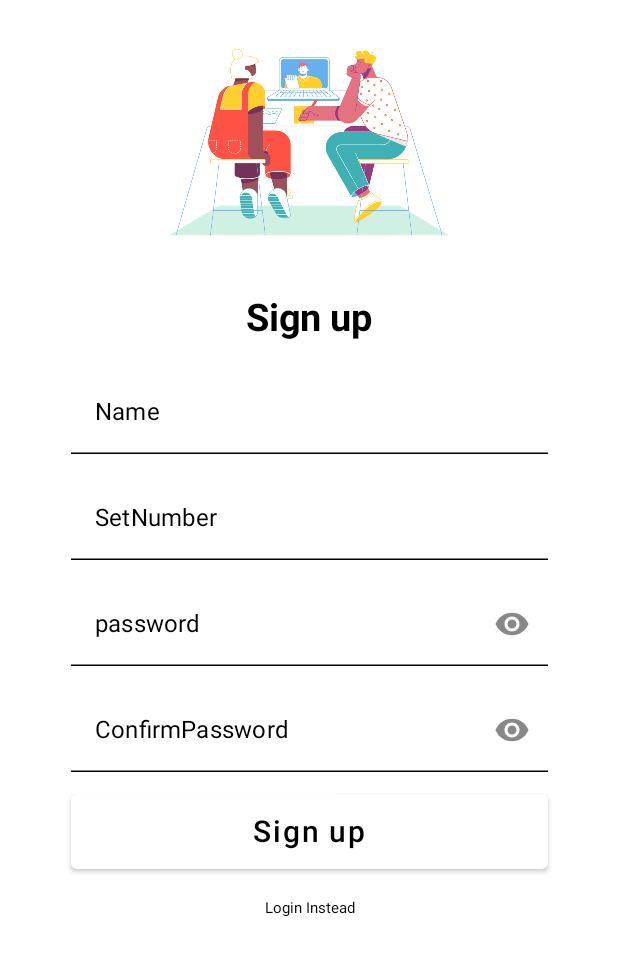
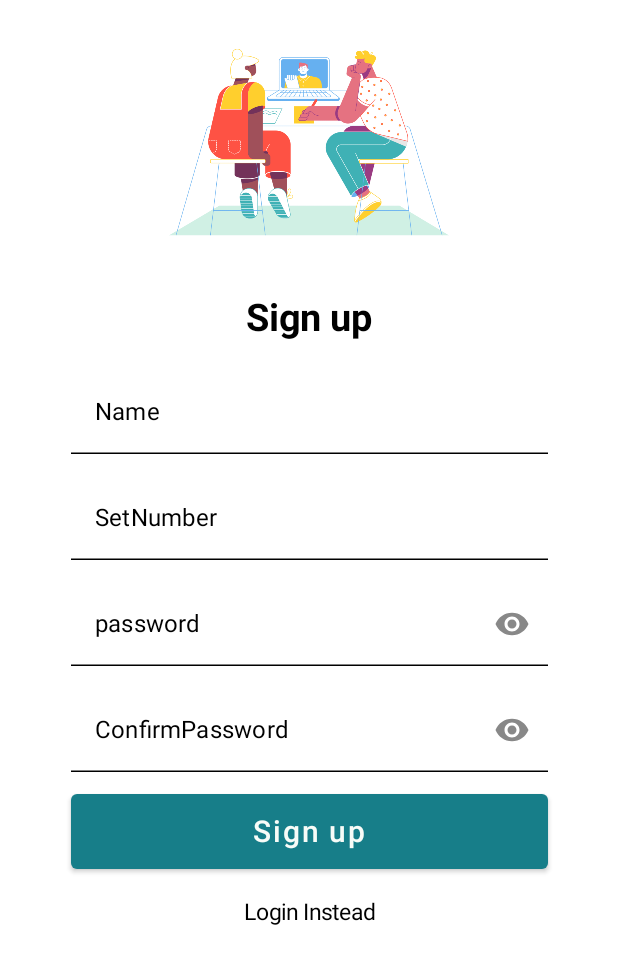
Before and after one commit to ibrahiminmahmoud/MyCollege, an Android app built with Jetpack Compose: the Register screen opened through its navigation route, on a phone screen of 412 x 824 dp. Shown: the top 964 px of the screen. Run offline under Robolectric (Android 15) with nearby library versions, the phone set to English and light mode, and no system bars.

Commit message:
the new change in login and register

```diff
--- a/app/src/main/java/com/example/mycollege/MainActivity.kt
+++ b/app/src/main/java/com/example/mycollege/MainActivity.kt
@@ -30,7 +30,7 @@ class MainActivity : ComponentActivity() {
 @Composable
 fun  NavigatePage() {
     val navController = rememberNavController()
-    NavHost(navController, startDestination = NavigationItem.MainScreen.route) {
+    NavHost(navController, startDestination = NavigationItem.LoginPage.route) {
         composable(NavigationItem.LoginPage.route) {
             LoginPage(navController = navController)
         }
--- a/app/src/main/java/com/example/mycollege/view/Home.kt
+++ b/app/src/main/java/com/example/mycollege/view/Home.kt
@@ -97,24 +97,25 @@ fun Drawer(scope: CoroutineScope, scaffoldState: ScaffoldState, navController: N
 
     Column(
         modifier = Modifier
-            .background(color = Color.White)
+            .background(Color.White)
     ) {
 
         Row(
             modifier = Modifier
                 .fillMaxWidth()
-                .height(120.dp)
-                .background(Color(0xFF98afc7)),
+                .height(130.dp)
+                .background(Color(0xFF177E89)),
             verticalAlignment = Alignment.CenterVertically,
             horizontalArrangement = Arrangement.Center
         ){
 
             Image(
-                painter = painterResource(id = R.drawable.login),
+                painter = painterResource(id = R.drawable.log),
                 contentDescription = "",
                 modifier = Modifier
-                    .height(100.dp)
-                    .fillMaxWidth()
+                    .height(360.dp)
+                    .width(190.dp)
+                    //.fillMaxWidth()
                     .padding(10.dp)
             )
 
--- a/app/src/main/java/com/example/mycollege/view/Login.kt
+++ b/app/src/main/java/com/example/mycollege/view/Login.kt
@@ -41,20 +41,20 @@ fun LoginPage(navController:NavController){
     val passwordVisibility = remember {
         mutableStateOf(false)
     }
-   var icon = if(passwordVisibility.value)
+   val icon = if(passwordVisibility.value)
        painterResource(id = R.drawable.ic_baseline_remove_red_eye_24)
     else
         painterResource(id = R.drawable.ic_baseline_visibility_off_24)
 
   Box(
-      modifier = androidx.compose.ui.Modifier
+      modifier = Modifier
           .fillMaxSize()
           .background(color = Color.White) , contentAlignment = Alignment.Center
   ){
          Column(
              horizontalAlignment = Alignment.CenterHorizontally,
              verticalArrangement = Arrangement.Center,
-             modifier = androidx.compose.ui.Modifier
+             modifier = Modifier
                  .fillMaxSize()
 
          )
@@ -67,7 +67,7 @@ fun LoginPage(navController:NavController){
                  Image(modifier = Modifier
                      .width(250.dp)
                      .height(190.dp),
-                     painter =  painterResource(com.example.mycollege.R.drawable.login),
+                     painter =  painterResource(R.drawable.login),
                      contentDescription = "Login",
                      contentScale = ContentScale.Fit
 
@@ -98,14 +98,13 @@ fun LoginPage(navController:NavController){
                            horizontalAlignment = Alignment.CenterHorizontally
                        ) {
       //Email Filed
-                           OutlinedTextField(
+                           TextField(
                                value = emailVal.value,
                                onValueChange = {emailVal.value = it},
                                keyboardOptions = KeyboardOptions(
                                    keyboardType = KeyboardType.Email
                                ),
                               label = { Text(text="Email Address", color= Color.Black)} ,
-                               placeholder = {Text(text="Email Address", color= Color.Gray)},
                                singleLine = true,
                                modifier = Modifier.fillMaxWidth(0.8f),
                                colors = TextFieldDefaults.outlinedTextFieldColors(unfocusedBorderColor = Color.Black,
@@ -114,14 +113,13 @@ fun LoginPage(navController:NavController){
 
                            )
 //password filed
-                           OutlinedTextField(
+                           TextField(
                                value = passwordVal.value,
                                onValueChange = {passwordVal.value = it},
                                keyboardOptions = KeyboardOptions(
                                    keyboardType = KeyboardType.Password
                                ),
-                               label = { Text(text="password ", color= Color.Black)} ,
-                               placeholder = {Text(text="password ", color= Color.Gray)},
+                               label = { Text(text="Password ", color= Color.Black)} ,
                                singleLine = true,
                                modifier = Modifier.fillMaxWidth(0.8f),
                                colors = TextFieldDefaults.outlinedTextFieldColors(unfocusedBorderColor = Color.Black,
@@ -145,7 +143,7 @@ fun LoginPage(navController:NavController){
                            Spacer(modifier = Modifier.padding(10.dp))
 
                            Button(
-                               colors = ButtonDefaults.buttonColors(backgroundColor = Color.White),
+                               colors = ButtonDefaults.buttonColors(backgroundColor = Color(0xFF177E89)),
                                onClick =  {
                                    when{
                                        emailVal.value.isEmpty()->{
@@ -155,7 +153,7 @@ fun LoginPage(navController:NavController){
                                            Toast.makeText(context,"Please Enter Password",Toast.LENGTH_LONG).show()
                                        }
                                        else -> {
-
+                                           navController.navigate("home_page")
                                            Toast.makeText(context,"Sign in Successfully",Toast.LENGTH_LONG).show()
 
 
@@ -164,13 +162,12 @@ fun LoginPage(navController:NavController){
 
                                },
                                modifier = Modifier.fillMaxWidth(0.8f)
-                                   .clickable { navController.navigate("home_page") }
                                    .height(50.dp)
                            ) {
                                Text(
                                    text = "Sign In",
                                    fontSize = 20.sp,
-                                   color = Color.Black,
+                                   color = Color(0xFFF8FCF8),
                                    modifier = Modifier
                                        .clickable { navController.navigate("home_page") }
 
@@ -180,7 +177,7 @@ fun LoginPage(navController:NavController){
                            Spacer(modifier = Modifier.padding(10.dp))
                            Text(
                                text = "Create an Account",
-                               fontSize = 10.sp,
+                               fontSize = 15.sp,
                                color = Color.Black,
                                modifier = Modifier.clickable { navController.navigate("register_page") }
 
--- a/app/src/main/java/com/example/mycollege/view/Register.kt
+++ b/app/src/main/java/com/example/mycollege/view/Register.kt
@@ -12,7 +12,6 @@ import androidx.compose.runtime.remember
 import androidx.compose.ui.Alignment
 import androidx.compose.ui.Modifier
 import androidx.compose.ui.draw.clip
-import androidx.compose.ui.graphics.Brush
 import androidx.compose.ui.graphics.Color
 import androidx.compose.ui.layout.ContentScale
 import androidx.compose.ui.platform.LocalContext
@@ -25,7 +24,6 @@ import androidx.compose.ui.unit.dp
 import androidx.compose.ui.unit.sp
 import androidx.navigation.NavController
 import com.example.mycollege.R
-import com.example.mycollege.ui.theme.Purple200
 import com.example.mycollege.ui.theme.Purple500
 
 @Composable
@@ -52,10 +50,7 @@ fun Register(navController: NavController){
    }
 
 
-    var conicon = if(passwordVisibility.value)
-        painterResource(id = R.drawable.ic_baseline_remove_red_eye_24)
-    else
-        painterResource(id = R.drawable.ic_baseline_visibility_off_24)
+
     Box(
         modifier = Modifier
             .fillMaxSize()
@@ -222,7 +217,7 @@ fun Register(navController: NavController){
                         Spacer(modifier = Modifier.padding(7.dp))
 
                         Button(
-                            colors = ButtonDefaults.buttonColors(backgroundColor = Color.White),
+                            colors = ButtonDefaults.buttonColors(backgroundColor = Color(0xFF177E89)),
                             onClick = {
                                 when{
                                     nameVal.value.isEmpty()->{
@@ -251,13 +246,13 @@ fun Register(navController: NavController){
                             Text(
                                 text = "Sign up",
                                 fontSize = 20.sp,
-                                color = Color.Black
+                                color = Color(0xFFF8FCF8)
                             )
                         }
                         Spacer(modifier = Modifier.padding(10.dp))
                         Text(
                             text = "Login Instead",
-                            fontSize = 10.sp,
+                            fontSize = 15.sp,
                             color = Color.Black,
                             modifier = Modifier.clickable { navController.navigate("login_page") }
 
--- a/app/src/main/java/com/example/mycollege/view/Tables.kt
+++ b/app/src/main/java/com/example/mycollege/view/Tables.kt
@@ -3,14 +3,12 @@
 package com.example.mycollege.view
 
 import androidx.compose.foundation.ExperimentalFoundationApi
-
 import androidx.compose.foundation.layout.*
 import androidx.compose.foundation.lazy.GridCells
 import androidx.compose.foundation.lazy.LazyVerticalGrid
 import androidx.compose.material.*
 import androidx.compose.runtime.Composable
 import androidx.compose.runtime.rememberCoroutineScope
-
 import androidx.compose.ui.unit.dp
 import androidx.navigation.NavController
 import com.example.mycollege.R
@@ -28,7 +26,8 @@ fun Tables(navController: NavController) {
         drawerContent = {
             Drawer(scope = scope, scaffoldState = scaffoldState, navController = navController)
         },
-        content = {    LazyVerticalGrid(cells = GridCells.Adaptive(150.dp), content = {
+        content = {
+            LazyVerticalGrid(cells = GridCells.Adaptive(150.dp), content = {
 
             items(1) {
                 Box("جدول امتحانات",
```
Also changed, not shown: app/src/main/res/drawable-v24/log.png (added).
